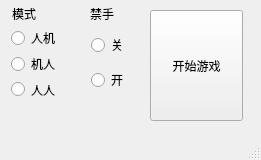
w1049/Gobang, file mainwindow.ui: the form before one commit.
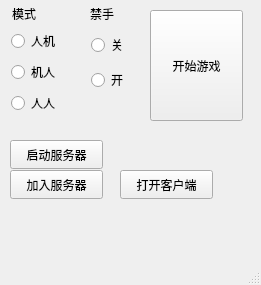
The form after the commit.

Patch:
```diff
--- a/mainwindow.ui
+++ b/mainwindow.ui
@@ -7,7 +7,7 @@
     <x>0</x>
     <y>0</y>
     <width>261</width>
-    <height>160</height>
+    <height>285</height>
    </rect>
   </property>
   <property name="windowTitle">
@@ -53,7 +53,7 @@
      <string>开始游戏</string>
     </property>
    </widget>
-   <widget class="QWidget" name="">
+   <widget class="QWidget" name="layoutWidget">
     <property name="geometry">
      <rect>
       <x>91</x>
@@ -79,13 +79,13 @@
      </item>
     </layout>
    </widget>
-   <widget class="QWidget" name="">
+   <widget class="QWidget" name="layoutWidget">
     <property name="geometry">
      <rect>
       <x>11</x>
       <y>28</y>
       <width>70</width>
-      <height>71</height>
+      <height>88</height>
      </rect>
     </property>
     <layout class="QVBoxLayout" name="verticalLayout">
@@ -112,6 +112,45 @@
      </item>
     </layout>
    </widget>
+   <widget class="QPushButton" name="pushButton_2">
+    <property name="geometry">
+     <rect>
+      <x>10</x>
+      <y>140</y>
+      <width>93</width>
+      <height>29</height>
+     </rect>
+    </property>
+    <property name="text">
+     <string>启动服务器</string>
+    </property>
+   </widget>
+   <widget class="QPushButton" name="pushButton_3">
+    <property name="geometry">
+     <rect>
+      <x>10</x>
+      <y>170</y>
+      <width>93</width>
+      <height>29</height>
+     </rect>
+    </property>
+    <property name="text">
+     <string>加入服务器</string>
+    </property>
+   </widget>
+   <widget class="QPushButton" name="pushButton_4">
+    <property name="geometry">
+     <rect>
+      <x>120</x>
+      <y>170</y>
+      <width>93</width>
+      <height>29</height>
+     </rect>
+    </property>
+    <property name="text">
+     <string>打开客户端</string>
+    </property>
+   </widget>
   </widget>
   <widget class="QMenuBar" name="menubar">
    <property name="geometry">
```
